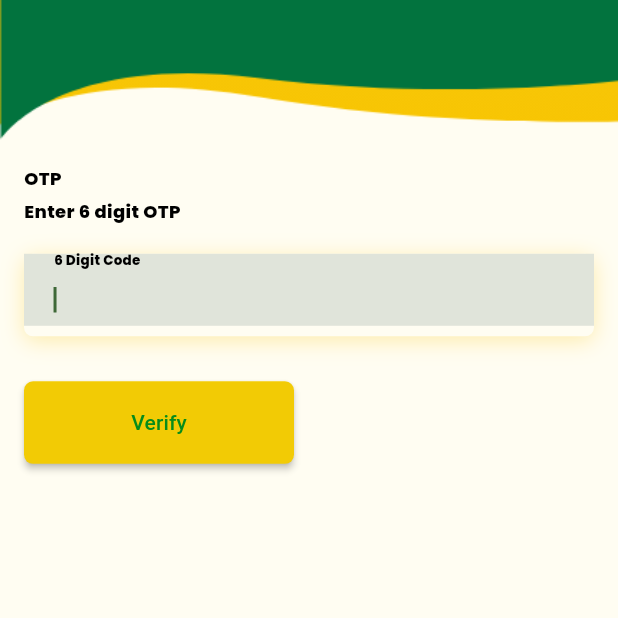
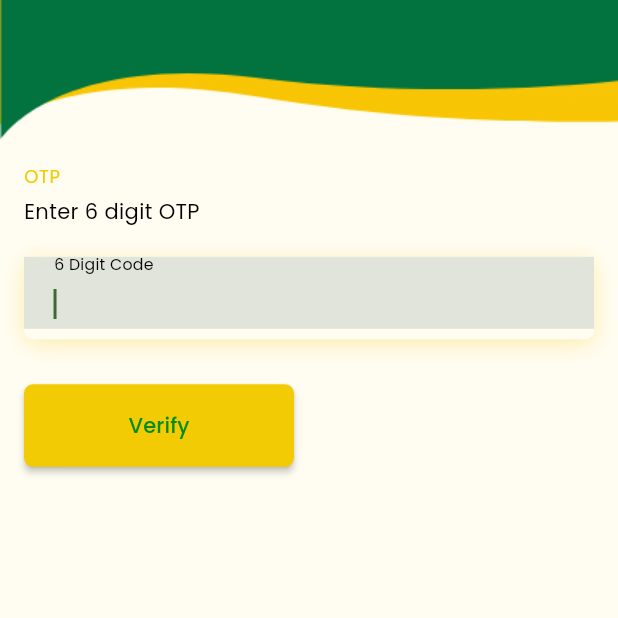
Before and after one commit to tech-mySanji/mysanji, a Flutter app: the OtpVerification screen opened directly, on a phone screen of 412 x 824 dp, the top half of it. Run offline on Flutter 3.47's test engine with Material 3 defaults, Android fonts, the phone set to English and light mode, and no system bars; our stand-ins replace google_fonts.

Commit message:
GitButler Integration Commit
This is an integration commit for the virtual branches that GitButler is tracking.

Due to GitButler managing multiple virtual branches, you cannot switch back and
forth between git branches and virtual branches easily.

If you switch to another branch, GitButler will need to be reinitialized.
If you commit on this branch, GitButler will throw it away.

Here are the branches that are currently applied:
 - Merge remote-tracking branch 'origin/master' into cicd

# Conflicts:
#	.github/workflows/master-build.yml
#	.github/workflows/pr-build.yml
#	melos.yaml
 (refs/gitbutler/Merge-remote-tracking-branch-origin/master-into-cicd-Conflicts-github/workflows/master-build-yml-github/workflows/pr-build-yml-melos-yaml-)
   branch head: c6b162ee549d9714bb85dda5aba9b628ceee57a6
 - otp_verification (refs/gitbutler/otp_verification)
   branch head: 5546bab655f5c711926ca2830c78f9f91b217257
   - apps/customer_app/coverage/lcov.info
   - apps/customer_app/test/main_test.dart
   - apps/customer_app/lib/screens/otp_verfication.dart
   - apps/customer_app/test/screens/otp_verification_test.dart
   - apps/customer_app/test/screens/phone_number_login_test.dart
   - apps/customer_app/lib/screens/phone_number_login.dart
   - apps/customer_app/lib/main.dart
   - melos.yaml
   - packages/common/lib/my_sanji_theme.dart

Your previous branch was: refs/heads/otp_verification

The sha for that commit was: 1dd96943e6e820421ba27a268ab6d58f263a8fd4

For more information about what we're doing here, check out our docs:
https://docs.gitbutler.com/features/virtual-branches/integration-branch

```diff
--- a/apps/customer_app/lib/main.dart
+++ b/apps/customer_app/lib/main.dart
@@ -1,5 +1,5 @@
 import 'package:common/my_sanji_theme.dart';
-import 'package:customer_app/screens/phone_number_login.dart';
+import 'package:customer_app/screens/otp_verfication.dart';
 import 'package:flutter/material.dart';
 
 void main() {
@@ -28,6 +28,6 @@ class MyHomePage extends StatelessWidget {
 
   @override
   Widget build(BuildContext context) {
-    return PhoneNumberLoginWidget();
+    return OtpVerification();
   }
 }
--- a/apps/customer_app/lib/screens/otp_verfication.dart
+++ b/apps/customer_app/lib/screens/otp_verfication.dart
@@ -41,7 +41,9 @@
                         children: [
                           Text(
                             'OTP',
-                            style: Theme.of(context).textTheme.bodyMedium,
+                            style: Theme.of(context).textTheme.bodySmall?.copyWith(
+                              color: Theme.of(context).hintColor,
+                            ),
                           ),
                           Padding(
                             padding: const EdgeInsetsDirectional.fromSTEB(
--- a/packages/common/lib/my_sanji_theme.dart
+++ b/packages/common/lib/my_sanji_theme.dart
@@ -31,13 +31,28 @@ class BaseTheme {
   );
 
   static final baseTextStyle =
-      GoogleFonts.poppins(fontWeight: FontWeight.w800, color: primaryText);
+      GoogleFonts.poppins(fontWeight: FontWeight.w300, color: primaryText);
 
-  static final textBodyLarge = baseTextStyle.copyWith(fontSize: 14);
+  static final displayLarge = baseTextStyle.copyWith(fontSize: 57);
+  static final displayMedium = baseTextStyle.copyWith(fontSize: 45);
+  static final displaySmall = baseTextStyle.copyWith(fontSize: 24,fontWeight: FontWeight.w400);
 
-  static final textBodyMedium = baseTextStyle.copyWith(fontSize: 12);
+  static final headlineLarge = baseTextStyle.copyWith(fontSize: 32);
+  static final headlineMedium = baseTextStyle.copyWith(fontSize: 22,fontWeight: FontWeight.w400, color: secondaryText);
+  static final headlineSmall = baseTextStyle.copyWith(fontSize: 20,fontWeight: FontWeight.w400);
 
-  static final textBodySmall = baseTextStyle.copyWith(fontSize: 10);
+  static final titleLarge = baseTextStyle.copyWith(fontSize: 22,fontWeight: FontWeight.w500);
+  static final titleMedium = baseTextStyle.copyWith(fontSize: 18,fontWeight: FontWeight.w400);
+  static final titleSmall = baseTextStyle.copyWith(fontSize: 16,fontWeight: FontWeight.w400,color: secondaryText);
+
+
+  static final labelLarge = baseTextStyle.copyWith(fontSize: 14,fontWeight: FontWeight.w500);
+  static final labelMedium = baseTextStyle.copyWith(fontSize: 12,fontWeight: FontWeight.w500);
+  static final labelSmall = baseTextStyle.copyWith(fontSize: 11,fontWeight: FontWeight.w500);
+
+  static final bodyLarge = baseTextStyle.copyWith(fontSize: 16);
+  static final bodyMedium = baseTextStyle.copyWith(fontSize: 14,fontWeight: FontWeight.w400);
+  static final bodySmall = baseTextStyle.copyWith(fontSize: 12,fontWeight: FontWeight.w400,color: secondaryText);
 }
 
 class MySanjiThemeLight {
@@ -49,9 +64,21 @@ class MySanjiThemeLight {
       hintColor: BaseTheme.secondary,
       scaffoldBackgroundColor: BaseTheme.scaffoldBackgroundColor,
       textTheme: TextTheme(
-        bodyLarge: BaseTheme.textBodyLarge,
-        bodyMedium: BaseTheme.textBodyMedium,
-        bodySmall: BaseTheme.textBodySmall,
+        displayLarge: BaseTheme.displayLarge,
+        displayMedium: BaseTheme.displayMedium,
+        displaySmall: BaseTheme.displaySmall,
+        headlineLarge: BaseTheme.headlineLarge,
+        headlineMedium: BaseTheme.headlineMedium,
+        headlineSmall: BaseTheme.headlineSmall,
+        titleLarge: BaseTheme.titleLarge,
+        titleMedium: BaseTheme.titleMedium,
+        titleSmall: BaseTheme.titleSmall,
+        labelLarge: BaseTheme.labelLarge,
+        labelMedium: BaseTheme.labelMedium,
+        labelSmall: BaseTheme.labelSmall,
+        bodyLarge: BaseTheme.bodyLarge,
+        bodyMedium: BaseTheme.bodyMedium,
+        bodySmall: BaseTheme.bodySmall,
       ),
       canvasColor: BaseTheme.canvasColor,
       dividerColor: BaseTheme.lineColor,
```
